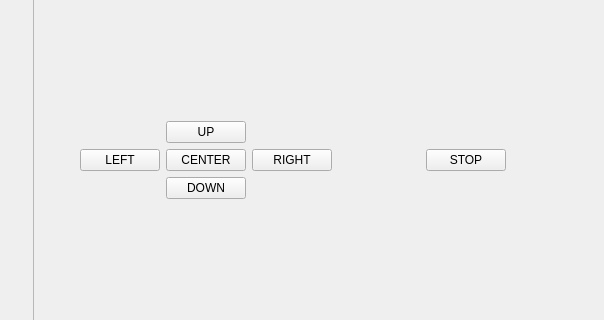
The window that demoRMR-all/demoRMR/mainwindow.ui (JakubMocarnik/HMI) describes before a commit, drawn with Qt 5; both pictures show x 617 to 1221 and y 200 to 520 of the 1221 by 726 pixel window.
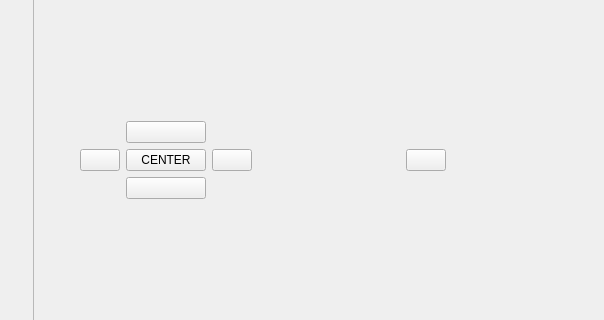
The same window after the commit.

The edit to the form file:
```diff
--- a/demoRMR-all/demoRMR/mainwindow.ui
+++ b/demoRMR-all/demoRMR/mainwindow.ui
@@ -130,21 +130,21 @@
           <item row="0" column="1">
            <widget class="QPushButton" name="pushButton_6">
             <property name="text">
-             <string>UP</string>
+             <string/>
             </property>
            </widget>
           </item>
           <item row="1" column="0">
            <widget class="QPushButton" name="pushButton_9">
             <property name="text">
-             <string>LEFT</string>
+             <string/>
             </property>
            </widget>
           </item>
           <item row="2" column="1">
            <widget class="QPushButton" name="pushButton_4">
             <property name="text">
-             <string>DOWN</string>
+             <string/>
             </property>
            </widget>
           </item>
@@ -171,14 +171,14 @@
           <item row="1" column="2">
            <widget class="QPushButton" name="pushButton_8">
             <property name="text">
-             <string>RIGHT</string>
+             <string/>
             </property>
            </widget>
           </item>
           <item row="1" column="4">
            <widget class="QPushButton" name="pushButton">
             <property name="text">
-             <string>STOP</string>
+             <string/>
             </property>
            </widget>
           </item>
```
